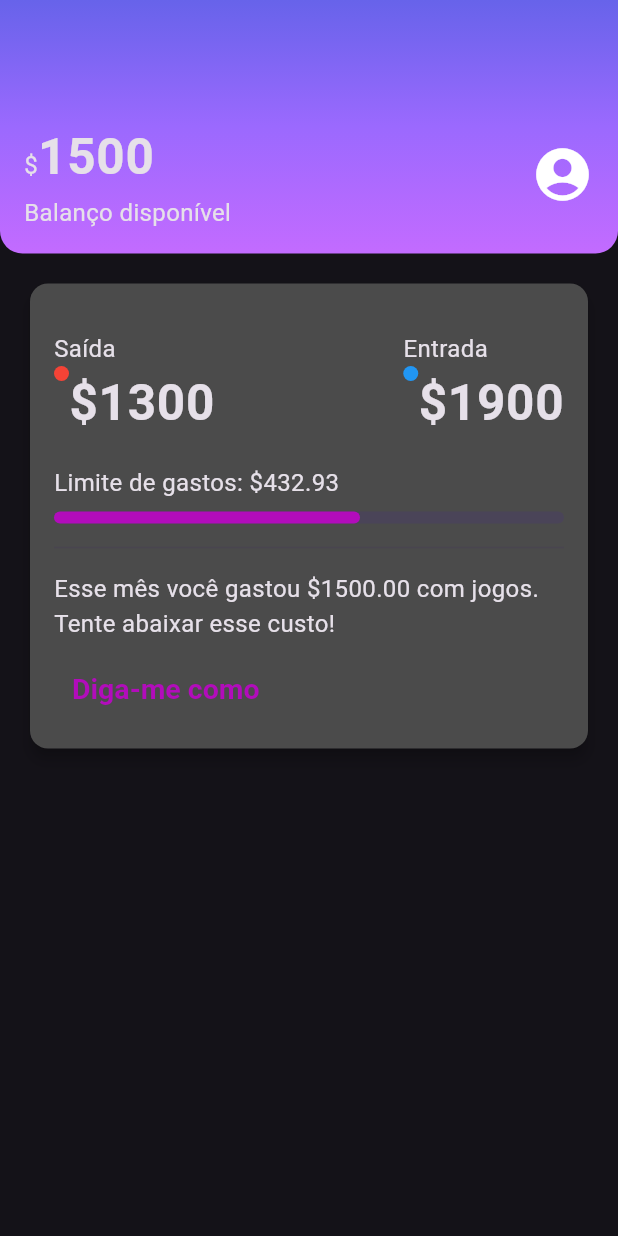
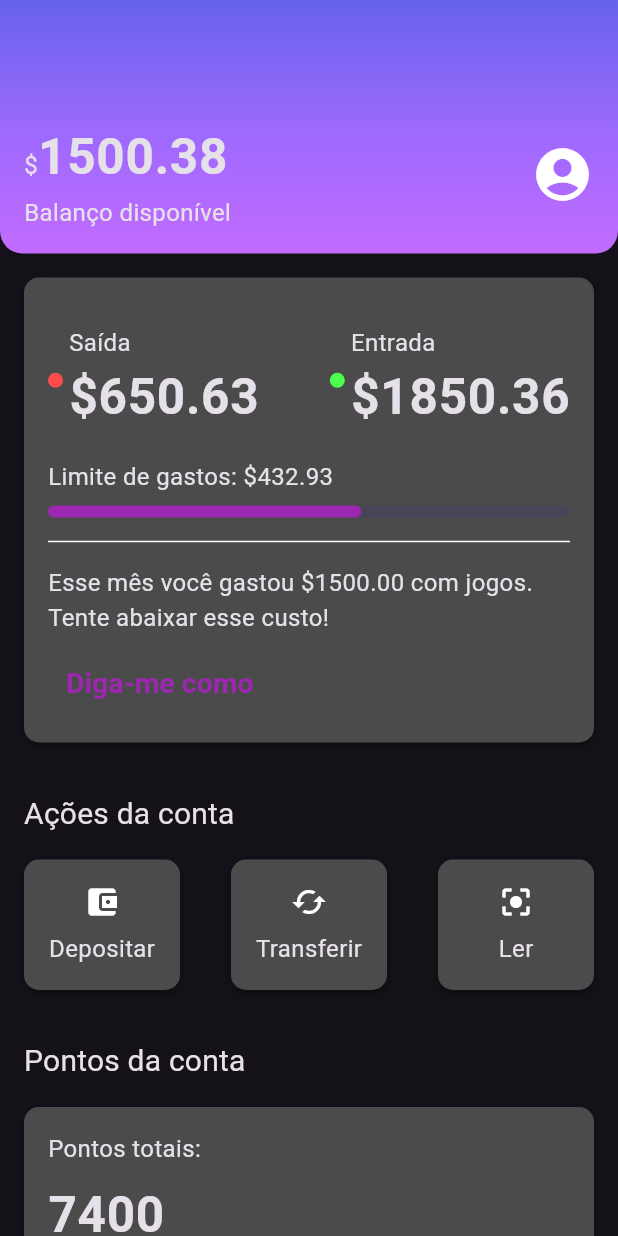
Before and after one commit to PedruHNS/MOCK-BANK, a Flutter app: the screen it shows after launch, on a phone screen of 412 x 824 dp. Run offline on Flutter 3.47's test engine with Material 3 defaults, Android fonts, the light colour scheme and no system bars.

Commit message:
finish mock

```diff
--- a/lib/src/page/home_page.dart
+++ b/lib/src/page/home_page.dart
@@ -1,19 +1,23 @@
 import 'package:flutter/material.dart';
 
 import 'package:loyout_bank/src/page/widgets/header.dart';
+import 'package:loyout_bank/src/page/widgets/sections/section_action_account.dart';
 
-import 'package:loyout_bank/src/page/widgets/section_balance.dart';
+import 'package:loyout_bank/src/page/widgets/sections/section_balance.dart';
+import 'package:loyout_bank/src/page/widgets/sections/section_point_account.dart';
 
 class HomePage extends StatelessWidget {
   const HomePage({super.key});
 
   @override
   Widget build(BuildContext context) {
-    return const Scaffold(
-        body: Column(
-      children: [
+    return Scaffold(
+        body: ListView(
+      children: const [
         Header(),
         SectionBalance(),
+        SectionActionAccount(),
+        SectionPointAccount(),
       ],
     ));
   }
--- a/lib/src/page/widgets/header.dart
+++ b/lib/src/page/widgets/header.dart
@@ -32,7 +32,7 @@ class Header extends StatelessWidget {
                   style: Theme.of(context).textTheme.bodyMedium,
                   children: [
                     TextSpan(
-                      text: '1500',
+                      text: '1500.38',
                       style: Theme.of(context).textTheme.bodyLarge,
                     )
                   ],
--- /dev/null
+++ b/lib/src/page/widgets/sections/section_action_account.dart
@@ -0,0 +1,80 @@
+import 'package:flutter/material.dart';
+import 'package:loyout_bank/src/widgets/box_section.dart';
+
+class SectionActionAccount extends StatelessWidget {
+  const SectionActionAccount({super.key});
+
+  @override
+  Widget build(BuildContext context) {
+    return Padding(
+      padding: const EdgeInsets.all(16),
+      child: Column(
+        crossAxisAlignment: CrossAxisAlignment.start,
+        children: [
+          Padding(
+            padding: const EdgeInsets.only(bottom: 16),
+            child: Text('Ações da conta',
+                style: Theme.of(context).textTheme.titleMedium),
+          ),
+          Row(
+            mainAxisAlignment: MainAxisAlignment.spaceBetween,
+            children: [
+              InkWell(
+                borderRadius: BorderRadius.circular(10),
+                onTap: () {},
+                child: const BoxSection(
+                  contents: _ContentCard(
+                    text: 'Depositar',
+                    icon: Icons.account_balance_wallet,
+                  ),
+                ),
+              ),
+              InkWell(
+                borderRadius: BorderRadius.circular(10),
+                onTap: () {},
+                child: const BoxSection(
+                  contents: _ContentCard(
+                    text: 'Transferir',
+                    icon: Icons.cached,
+                  ),
+                ),
+              ),
+              InkWell(
+                borderRadius: BorderRadius.circular(10),
+                onTap: () {},
+                child: const BoxSection(
+                  contents: _ContentCard(
+                    text: 'Ler',
+                    icon: Icons.center_focus_strong,
+                  ),
+                ),
+              )
+            ],
+          )
+        ],
+      ),
+    );
+  }
+}
+
+class _ContentCard extends StatelessWidget {
+  final String text;
+  final IconData icon;
+  const _ContentCard({required this.text, required this.icon});
+
+  @override
+  Widget build(BuildContext context) {
+    return SizedBox(
+      width: 72,
+      child: Column(
+        children: [
+          Padding(
+            padding: const EdgeInsets.only(bottom: 8),
+            child: Icon(icon),
+          ),
+          Text(text),
+        ],
+      ),
+    );
+  }
+}
--- a/lib/src/page/widgets/section_balance.dart
+++ b/lib/src/page/widgets/sections/section_balance.dart
@@ -9,53 +9,53 @@ class SectionBalance extends StatelessWidget {
 
   @override
   Widget build(BuildContext context) {
-    return BoxSection(
-      contents: Padding(
-        padding: const EdgeInsets.all(16),
-        child: Column(
+    return Padding(
+      padding: const EdgeInsets.all(16.0),
+      child: BoxSection(
+        contents: Column(
           crossAxisAlignment: CrossAxisAlignment.start,
           children: [
             Row(
               mainAxisAlignment: MainAxisAlignment.spaceBetween,
               children: [
-                Column(
-                  crossAxisAlignment: CrossAxisAlignment.start,
+                Row(
                   children: [
-                    Text(
-                      'Saída',
-                      style: Theme.of(context).textTheme.bodyMedium,
+                    Padding(
+                      padding: const EdgeInsets.only(right: 4),
+                      child: DotIdentifier(
+                        color: ThemeColor.colorDotBalance['withdraw'],
+                      ),
                     ),
-                    Row(
+                    Column(
                       crossAxisAlignment: CrossAxisAlignment.start,
                       children: [
-                        const DotIdentifier(color: Colors.red),
-                        Text(
-                          '\$1300',
-                          style: Theme.of(context).textTheme.bodyLarge,
-                        ),
+                        Text('Saída',
+                            style: Theme.of(context).textTheme.bodyMedium),
+                        Text('\$650.63',
+                            style: Theme.of(context).textTheme.bodyLarge),
                       ],
-                    ),
+                    )
                   ],
                 ),
                 Padding(
                   padding: const EdgeInsets.symmetric(vertical: 16),
-                  child: Column(
-                    crossAxisAlignment: CrossAxisAlignment.start,
+                  child: Row(
                     children: [
-                      Text(
-                        'Entrada',
-                        style: Theme.of(context).textTheme.bodyMedium,
+                      Padding(
+                        padding: const EdgeInsets.only(right: 4),
+                        child: DotIdentifier(
+                          color: ThemeColor.colorDotBalance['deposit'],
+                        ),
                       ),
-                      Row(
+                      Column(
                         crossAxisAlignment: CrossAxisAlignment.start,
                         children: [
-                          const DotIdentifier(color: Colors.blue),
-                          Text(
-                            '\$1900',
-                            style: Theme.of(context).textTheme.bodyLarge,
-                          ),
+                          Text('Entrada',
+                              style: Theme.of(context).textTheme.bodyMedium),
+                          Text('\$1850.36',
+                              style: Theme.of(context).textTheme.bodyLarge),
                         ],
-                      ),
+                      )
                     ],
                   ),
                 ),
@@ -86,7 +86,7 @@ class SectionBalance extends StatelessWidget {
 }
 
 class _Progress extends StatelessWidget {
-  const _Progress({super.key});
+  const _Progress();
 
   @override
   Widget build(BuildContext context) {
--- /dev/null
+++ b/lib/src/page/widgets/sections/section_point_account.dart
@@ -0,0 +1,84 @@
+import 'package:flutter/material.dart';
+import 'package:loyout_bank/src/theme/theme_color.dart';
+import 'package:loyout_bank/src/widgets/box_section.dart';
+import 'package:loyout_bank/src/widgets/dot_identifier.dart';
+
+class SectionPointAccount extends StatelessWidget {
+  const SectionPointAccount({super.key});
+
+  @override
+  Widget build(BuildContext context) {
+    return Padding(
+      padding: const EdgeInsets.all(16),
+      child: Column(
+        crossAxisAlignment: CrossAxisAlignment.start,
+        children: [
+          Padding(
+            padding: const EdgeInsets.only(bottom: 16),
+            child: Text('Pontos da conta',
+                style: Theme.of(context).textTheme.titleMedium),
+          ),
+          const BoxSection(contents: _ContentPoint()),
+        ],
+      ),
+    );
+  }
+}
+
+class _ContentPoint extends StatelessWidget {
+  const _ContentPoint();
+
+  @override
+  Widget build(BuildContext context) {
+    return Column(
+      children: [
+        Column(
+          crossAxisAlignment: CrossAxisAlignment.start,
+          children: [
+            Text(
+              'Pontos totais:',
+              style: Theme.of(context).textTheme.bodyMedium,
+            ),
+            Padding(
+              padding: const EdgeInsets.symmetric(vertical: 8),
+              child: Text(
+                '7400',
+                style: Theme.of(context).textTheme.bodyLarge,
+              ),
+            ),
+            const Divider(),
+            Padding(
+              padding: const EdgeInsets.symmetric(vertical: 8),
+              child: Text('Objetivos:',
+                  style: Theme.of(context).textTheme.titleMedium),
+            ),
+            Row(
+              children: [
+                Padding(
+                  padding: const EdgeInsets.only(right: 8),
+                  child: DotIdentifier(
+                      color: ThemeColor.colorDotPoint['objective_primary']),
+                ),
+                Text('Entrega grátis: 17660pts',
+                    style: Theme.of(context).textTheme.bodyMedium),
+              ],
+            ),
+            Row(
+              children: [
+                Padding(
+                  padding: const EdgeInsets.only(right: 8),
+                  child: DotIdentifier(
+                      color: ThemeColor.colorDotPoint['objective_secundary']),
+                ),
+                Text(
+                  '1 mês de streaming: 300000pts',
+                  style: Theme.of(context).textTheme.bodyMedium,
+                ),
+              ],
+            ),
+          ],
+        )
+      ],
+    );
+  }
+}
--- a/lib/src/theme/theme_color.dart
+++ b/lib/src/theme/theme_color.dart
@@ -1,6 +1,16 @@
 import 'package:flutter/material.dart';
 
 class ThemeColor {
-  static const primaryColor = Color(0xffB20CBB);
+  static const primaryColor = Colors.purple;
   static const backgroundCard = Color(0xff4B4B4B);
+
+  static const colorDotBalance = <String, Color>{
+    'withdraw': Color(0xffFF4B4B),
+    'deposit': Color(0xff4BFF4B),
+  };
+
+  static const colorDotPoint = <String, Color>{
+    'objective_primary': Color(0xFFFA0070),
+    'objective_secundary': Color(0xFF4B59BF),
+  };
 }
--- a/lib/src/theme/theme_data_app.dart
+++ b/lib/src/theme/theme_data_app.dart
@@ -3,9 +3,10 @@ import 'package:loyout_bank/src/theme/theme_color.dart';
 
 class ThemeDataApp {
   static ThemeData get themeDefault => ThemeData(
-        cardTheme:
-            const CardTheme(color: ThemeColor.backgroundCard, elevation: 4),
         useMaterial3: true,
+        cardColor: ThemeColor.backgroundCard,
+        primarySwatch: ThemeColor.primaryColor,
+        primaryColor: ThemeColor.primaryColor,
         brightness: Brightness.dark,
         textTheme: const TextTheme(
           bodyMedium: TextStyle(fontSize: 16),
@@ -13,6 +14,7 @@ class ThemeDataApp {
             fontSize: 33,
             fontWeight: FontWeight.w700,
           ),
+          titleMedium: TextStyle(fontSize: 20, fontWeight: FontWeight.normal),
         ),
         textButtonTheme: TextButtonThemeData(
           style: ButtonStyle(
@@ -23,5 +25,10 @@ class ThemeDataApp {
             ),
           ),
         ),
+        dividerTheme: const DividerThemeData(
+          space: 16,
+          thickness: 1,
+          color: Colors.white,
+        ),
       );
 }
--- a/lib/src/widgets/box_section.dart
+++ b/lib/src/widgets/box_section.dart
@@ -6,9 +6,14 @@ class BoxSection extends StatelessWidget {
 
   @override
   Widget build(BuildContext context) {
-    return Padding(
+    return Ink(
       padding: const EdgeInsets.all(16),
-      child: Card(child: contents),
+      decoration: BoxDecoration(
+        color: Theme.of(context).cardColor,
+        borderRadius: BorderRadius.circular(10),
+        boxShadow: kElevationToShadow[3],
+      ),
+      child: contents,
     );
   }
 }
--- a/lib/src/widgets/dot_identifier.dart
+++ b/lib/src/widgets/dot_identifier.dart
@@ -1,7 +1,7 @@
 import 'package:flutter/material.dart';
 
 class DotIdentifier extends StatelessWidget {
-  final Color color;
+  final Color? color;
   const DotIdentifier({super.key, required this.color});
 
   @override
```
Also changed, not shown: lib/src/widgets/diviser.dart (deleted).
